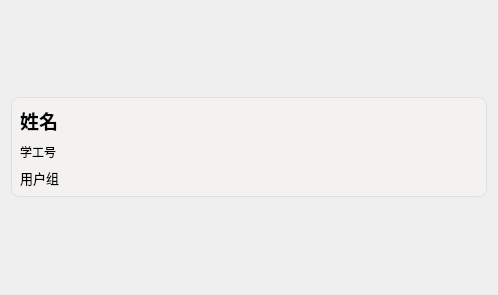
Old version of the form view/RegisterCenter/checkuserblock.ui in the repository JunWang666/LabNexus.
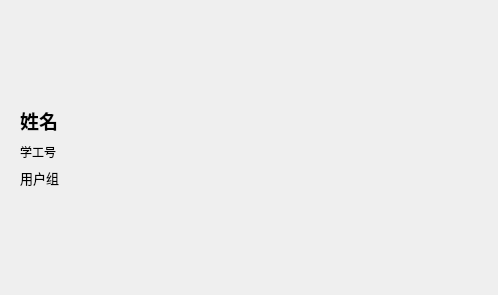
New version of the form.

Diff of the .ui file:
```diff
--- a/view/RegisterCenter/checkuserblock.ui
+++ b/view/RegisterCenter/checkuserblock.ui
@@ -15,7 +15,7 @@
   </property>
   <layout class="QVBoxLayout" name="verticalLayout_3">
    <item>
-    <widget class="QPushButton" name="frame">
+    <widget class="QFrame" name="frame">
      <property name="sizePolicy">
       <sizepolicy hsizetype="Preferred" vsizetype="Ignored">
        <horstretch>0</horstretch>
@@ -57,7 +57,7 @@
                             }
                         </string>
      </property>
-     <layout class="QVBoxLayout" name="verticalLayout_2">
+     <layout class="QHBoxLayout" name="horizontalLayout_2">
       <item>
        <layout class="QVBoxLayout" name="verticalLayout">
         <item>
```
Left out of the diff: 32 changed lines with no effect on the pictures.
